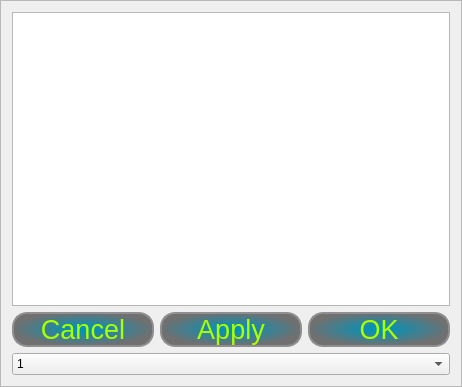
Qt form iDom_Client/frameoptions.ui (cyniu88/QT_kurs) before a commit.
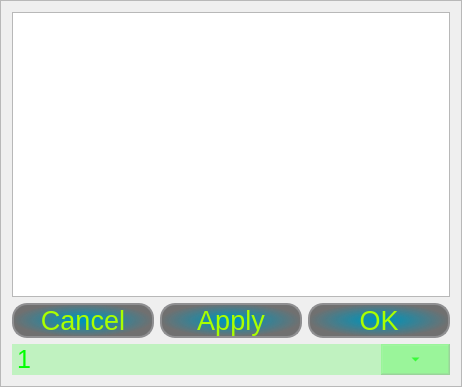
The same form after that commit. Icons and pictures are not drawn.

```diff
--- a/iDom_Client/frameoptions.ui
+++ b/iDom_Client/frameoptions.ui
@@ -111,6 +111,28 @@
    </item>
    <item row="2" column="0">
     <widget class="QComboBox" name="fontSize">
+     <property name="styleSheet">
+      <string notr="true">
+QComboBox {
+ 
+background-color: rgba(0, 255, 0, 50);
+ border: true;
+	border-color: rgb(0, 255, 0);
+	color: rgb(0, 255, 0);
+    font-family:  &quot;Franklin Gothic Medium&quot;;
+    font-size:  25px;
+}
+QComboBox::drop-down {
+     width:19px;
+   
+    margin-right:50px;
+   
+}
+QComboBox::down-arrow {
+  image: url(:/new/prefix1/files/down_arrow.png);
+}
+	</string>
+     </property>
      <item>
       <property name="text">
        <string>1</string>
```
